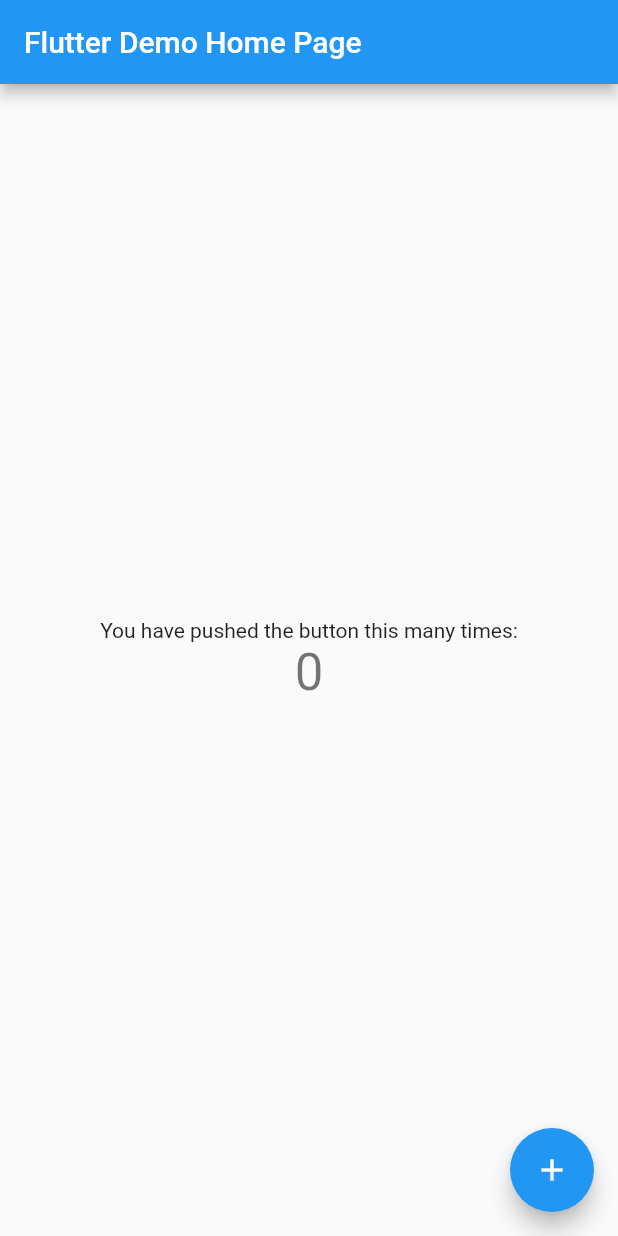
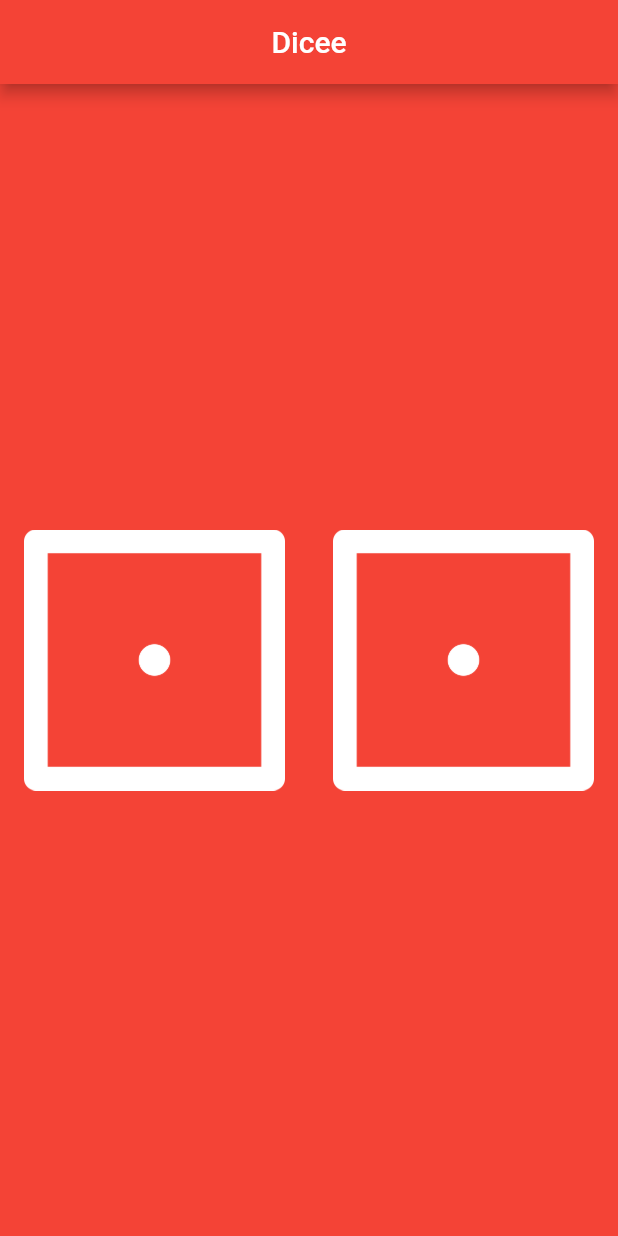
Before and after one commit to gauranshkumar/dicee, a Flutter app: the screen it shows after launch, on a phone screen of 412 x 824 dp. Run offline on Flutter 3.47's test engine with Material 2 defaults, Android fonts, the phone set to English and light mode, and no system bars.

Commit message:
updated icons

```diff
--- a/lib/main.dart
+++ b/lib/main.dart
@@ -1,117 +1,41 @@
 import 'package:flutter/material.dart';
 
 void main() {
-  runApp(MyApp());
+  runApp(MaterialApp(
+    home: Scaffold(
+      appBar: AppBar(
+        title: Text("Dicee"),
+        centerTitle: true,
+        backgroundColor: Colors.red,
+      ),
+      body: BodyPage(),
+      backgroundColor: Colors.red,
+    ),
+  ));
 }
 
-class MyApp extends StatelessWidget {
-  // This widget is the root of your application.
+class BodyPage extends StatelessWidget {
   @override
   Widget build(BuildContext context) {
-    return MaterialApp(
-      title: 'Flutter Demo',
-      theme: ThemeData(
-        // This is the theme of your application.
-        //
-        // Try running your application with "flutter run". You'll see the
-        // application has a blue toolbar. Then, without quitting the app, try
-        // changing the primarySwatch below to Colors.green and then invoke
-        // "hot reload" (press "r" in the console where you ran "flutter run",
-        // or simply save your changes to "hot reload" in a Flutter IDE).
-        // Notice that the counter didn't reset back to zero; the application
-        // is not restarted.
-        primarySwatch: Colors.blue,
-        // This makes the visual density adapt to the platform that you run
-        // the app on. For desktop platforms, the controls will be smaller and
-        // closer together (more dense) than on mobile platforms.
-        visualDensity: VisualDensity.adaptivePlatformDensity,
-      ),
-      home: MyHomePage(title: 'Flutter Demo Home Page'),
-    );
-  }
-}
-
-class MyHomePage extends StatefulWidget {
-  MyHomePage({Key key, this.title}) : super(key: key);
-
-  // This widget is the home page of your application. It is stateful, meaning
-  // that it has a State object (defined below) that contains fields that affect
-  // how it looks.
-
-  // This class is the configuration for the state. It holds the values (in this
-  // case the title) provided by the parent (in this case the App widget) and
-  // used by the build method of the State. Fields in a Widget subclass are
-  // always marked "final".
-
-  final String title;
-
-  @override
-  _MyHomePageState createState() => _MyHomePageState();
-}
-
-class _MyHomePageState extends State<MyHomePage> {
-  int _counter = 0;
-
-  void _incrementCounter() {
-    setState(() {
-      // This call to setState tells the Flutter framework that something has
-      // changed in this State, which causes it to rerun the build method below
-      // so that the display can reflect the updated values. If we changed
-      // _counter without calling setState(), then the build method would not be
-      // called again, and so nothing would appear to happen.
-      _counter++;
-    });
-  }
-
-  @override
-  Widget build(BuildContext context) {
-    // This method is rerun every time setState is called, for instance as done
-    // by the _incrementCounter method above.
-    //
-    // The Flutter framework has been optimized to make rerunning build methods
-    // fast, so that you can just rebuild anything that needs updating rather
-    // than having to individually change instances of widgets.
-    return Scaffold(
-      appBar: AppBar(
-        // Here we take the value from the MyHomePage object that was created by
-        // the App.build method, and use it to set our appbar title.
-        title: Text(widget.title),
-      ),
-      body: Center(
-        // Center is a layout widget. It takes a single child and positions it
-        // in the middle of the parent.
-        child: Column(
-          // Column is also a layout widget. It takes a list of children and
-          // arranges them vertically. By default, it sizes itself to fit its
-          // children horizontally, and tries to be as tall as its parent.
-          //
-          // Invoke "debug painting" (press "p" in the console, choose the
-          // "Toggle Debug Paint" action from the Flutter Inspector in Android
-          // Studio, or the "Toggle Debug Paint" command in Visual Studio Code)
-          // to see the wireframe for each widget.
-          //
-          // Column has various properties to control how it sizes itself and
-          // how it positions its children. Here we use mainAxisAlignment to
-          // center the children vertically; the main axis here is the vertical
-          // axis because Columns are vertical (the cross axis would be
-          // horizontal).
-          mainAxisAlignment: MainAxisAlignment.center,
-          children: <Widget>[
-            Text(
-              'You have pushed the button this many times:',
+    return Container(
+      child: Center(
+        child: Row(
+          children: [
+            Expanded(
+              child: Padding(
+                padding: const EdgeInsets.all(16.0),
+                child: Image.asset("images/dice1.png"),
+              ),
             ),
-            Text(
-              '$_counter',
-              style: Theme.of(context).textTheme.headline4,
+            Expanded(
+              child: Padding(
+                padding: const EdgeInsets.all(16.0),
+                child: Image.asset("images/dice1.png"),
+              ),
             ),
           ],
         ),
       ),
-      floatingActionButton: FloatingActionButton(
-        onPressed: _incrementCounter,
-        tooltip: 'Increment',
-        child: Icon(Icons.add),
-      ), // This trailing comma makes auto-formatting nicer for build methods.
     );
   }
 }
--- a/pubspec.yaml
+++ b/pubspec.yaml
@@ -45,8 +45,8 @@
   uses-material-design: true
 
   # To add assets to your application, add an assets section, like this:
-  # assets:
-  #   - images/a_dot_burr.jpeg
+  assets:
+    - images/
   #   - images/a_dot_ham.jpeg
 
   # An image asset can refer to one or more resolution-specific "variants", see
```
Also changed, not shown: images/dice1.png (added), images/dice2.png (added), images/dice3.png (added), images/dice4.png (added), images/dice5.png (added), images/dice6.png (added), 5 other files.
